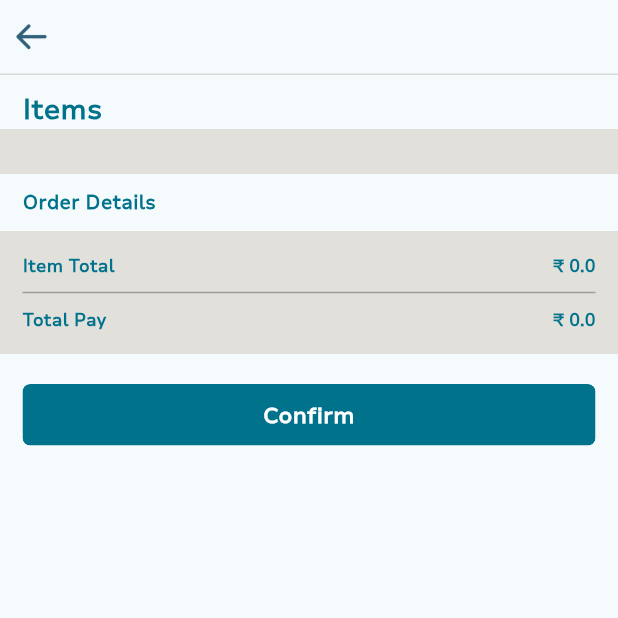
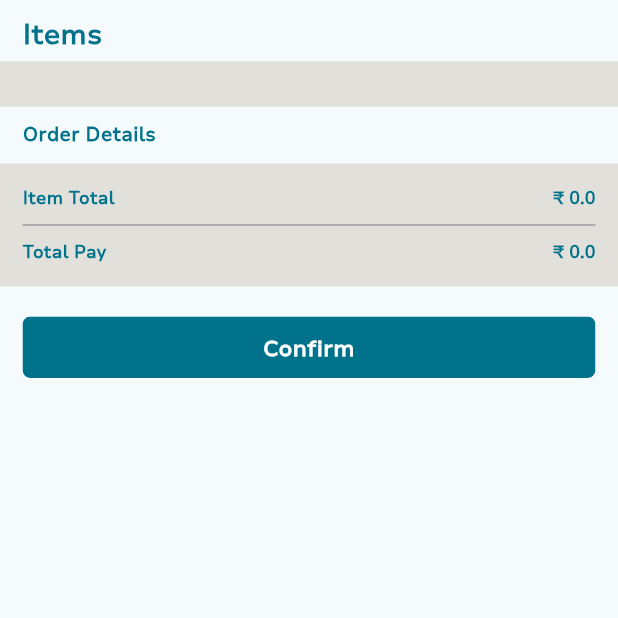
Before and after one commit to zsandarbhz/mock_api_demo, a Flutter app: the CartScreen screen opened by its route, on a phone screen of 412 x 824 dp, the top half of it. Run offline on Flutter 3.47's test engine with Material 3 defaults, Android fonts, the light colour scheme and no system bars; our stand-ins replace cached_network_image, dio, easy_localization, floor, flutter_mobx, flutter_screenutil and 7 more; accounts and stored records are empty; generated files the repository leaves out were written again; network calls fail.

Commit message:
Minor changes ->Done

```diff
--- a/assets/translations/en.json
+++ b/assets/translations/en.json
@@ -1,6 +1,7 @@
 {
   "app_name": "Mock Api Demo",
   "products": "Products",
+  "items": "Items",
   "home": "Home",
   "menu": "Menu",
   "add": "Add",
@@ -8,5 +9,4 @@
   "order_details": "Order Details",
   "item_total": "Item Total",
   "total_pay": "Total Pay"
-
 }
--- a/lib/view/dashboard/cart/cart_screen.dart
+++ b/lib/view/dashboard/cart/cart_screen.dart
@@ -38,12 +38,7 @@ class _CartScreenState extends State<CartScreen> {
       body: SafeArea(child: Observer(builder: (_) {
         return Stack(
           children: [
-            Column(
-              children: [
-                const Header(),
-                Expanded(child: _body())
-              ],
-            ),
+            _body(),
             (store.showLoader)
                 ? const Center(child: CustomLoader())
                 : const SizedBox(),
@@ -139,9 +134,12 @@ class _CartScreenState extends State<CartScreen> {
                   padding: const EdgeInsets.symmetric(
                       horizontal: Dimensions.globalHorizontalPadding),
                   child: Text(
-                    'Items',
+                    'items'.tr(),
                     style: TextStyles.blue16w700,
                   ),
+                ),
+                const SizedBox(
+                  height: Dimensions.size_5,
                 ),
                 Container(
                     color: ColorPalettes.itemViewColor,
--- a/lib/view/splash/splash_screen.dart
+++ b/lib/view/splash/splash_screen.dart
@@ -21,11 +21,9 @@ class SplashScreen extends StatelessWidget {
             child: Column(
           mainAxisSize: MainAxisSize.min,
           children: [
-            // Image.asset(ImageResource.getImagePath("splash_logo.png")),
-            // const SizedBox(height: Dimensions.size_5,),
             Text(
               'Splash',
-              style: TextStyles.black16w400,
+              style: TextStyles.blue20w800,
             )
           ],
           // height: 250,
```
Also changed, not shown: lib/view/dashboard/dashboard_screen.dart (+15 -15 lines), assets/images/cart.png (added).
